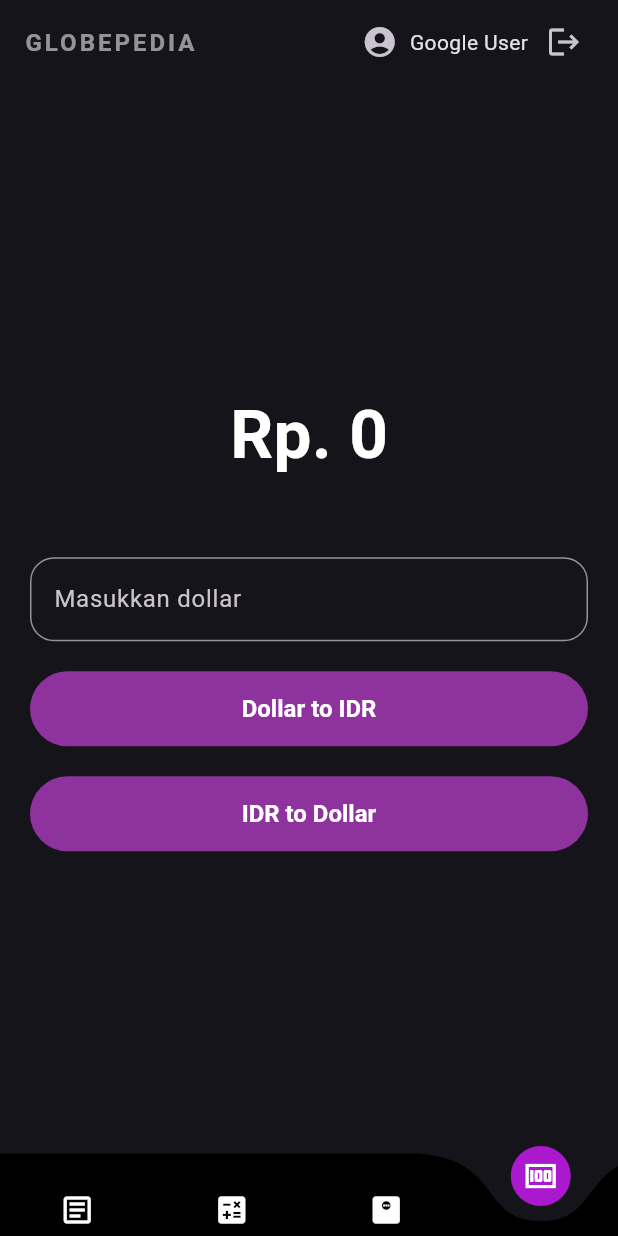
After one commit to arkanadli/globetrivia, a Flutter app: the HomePage screen opened directly, item 4 of the bottom bar chosen, after a tap on "Dollar to IDR", on a phone screen of 412 x 824 dp. The commit adds this screen. Run offline on Flutter 3.47's test engine with Material 2 defaults, Android fonts, the phone set to English and light mode, and no system bars; drawn by our look-alikes of curved_navigation_bar; our stand-ins replace carousel_slider.

Commit message:
update more tab

```diff
--- /dev/null
+++ b/lib/pages/Tab/bmiTab.dart
@@ -0,0 +1,120 @@
+import 'package:flutter/material.dart';
+
+class BMITab extends StatefulWidget {
+  const BMITab({super.key});
+
+  @override
+  State<BMITab> createState() => _BMITabState();
+}
+
+class _BMITabState extends State<BMITab> {
+  final TextEditingController tinggiController = TextEditingController();
+  final TextEditingController beratController = TextEditingController();
+  final TextEditingController outputController = TextEditingController();
+
+  @override
+  void initState() {
+    // TODO: implement initState
+    super.initState();
+  }
+
+  @override
+  Widget build(BuildContext context) {
+    return Padding(
+      padding: const EdgeInsets.all(20.0),
+      child: Column(
+        children: [
+          TextField(
+            controller: tinggiController,
+            keyboardType: TextInputType.number,
+            decoration: const InputDecoration(
+              hintText: 'Masukkan Tinggi Badan',
+              enabledBorder: OutlineInputBorder(
+                borderSide: BorderSide(color: Colors.white54),
+                borderRadius: BorderRadius.all(
+                  Radius.circular(16),
+                ),
+              ),
+              focusedBorder: OutlineInputBorder(
+                borderSide: BorderSide(color: Colors.white54),
+                borderRadius: BorderRadius.all(
+                  Radius.circular(16),
+                ),
+              ),
+            ),
+          ),
+          const SizedBox(
+            height: 20,
+          ),
+          TextField(
+            controller: beratController,
+            keyboardType: TextInputType.number,
+            decoration: const InputDecoration(
+              hintText: 'Masukkan Berat Badan',
+              enabledBorder: OutlineInputBorder(
+                borderSide: BorderSide(color: Colors.white54),
+                borderRadius: BorderRadius.all(
+                  Radius.circular(16),
+                ),
+              ),
+              focusedBorder: OutlineInputBorder(
+                borderSide: BorderSide(color: Colors.white54),
+                borderRadius: BorderRadius.all(
+                  Radius.circular(16),
+                ),
+              ),
+            ),
+          ),
+          const SizedBox(
+            height: 20,
+          ),
+          TextField(
+            textAlign: TextAlign.end,
+            readOnly: true,
+            controller: outputController,
+            keyboardType: TextInputType.number,
+            decoration: const InputDecoration(
+              label: Text('Output'),
+              hintText: 'output',
+              enabledBorder: OutlineInputBorder(
+                borderSide: BorderSide(color: Colors.white54),
+                borderRadius: BorderRadius.all(
+                  Radius.circular(16),
+                ),
+              ),
+              focusedBorder: OutlineInputBorder(
+                borderSide: BorderSide(color: Colors.white54),
+                borderRadius: BorderRadius.all(
+                  Radius.circular(16),
+                ),
+              ),
+            ),
+          ),
+          const SizedBox(
+            height: 20,
+          ),
+          TextButton(
+            style: TextButton.styleFrom(
+                padding:
+                    const EdgeInsets.symmetric(horizontal: 20, vertical: 12),
+                textStyle:
+                    const TextStyle(fontSize: 16, fontWeight: FontWeight.bold),
+                backgroundColor: const Color.fromARGB(255, 142, 50, 158),
+                foregroundColor: Colors.white),
+            onPressed: () {
+              try {
+                setState(() {
+                  double berat = double.parse(beratController.text);
+                  double tinggi = (int.parse(tinggiController.text) / 100);
+                  final x = berat / (tinggi * tinggi);
+                  outputController.text = x.toStringAsFixed(2);
+                });
+              } catch (e) {}
+            },
+            child: const Text('Calculate'),
+          ),
+        ],
+      ),
+    );
+  }
+}
--- /dev/null
+++ b/lib/pages/Tab/converterTab.dart
@@ -0,0 +1,120 @@
+import 'package:flutter/material.dart';
+
+class ConverterTab extends StatefulWidget {
+  const ConverterTab({super.key});
+
+  @override
+  State<ConverterTab> createState() => _ConverterTabState();
+}
+
+class _ConverterTabState extends State<ConverterTab> {
+  TextEditingController dollarController = TextEditingController();
+  TextEditingController idrController = TextEditingController();
+  double result = 0;
+  void convertCurrency() {
+    double userInput =
+        dollarController.text != '' ? double.parse(dollarController.text) : 0;
+    result = userInput * 15535.95;
+    // :: this will tell the widget that this need to be rebuild, only rebuild needed widgets
+    // :: its only can in statefull widgets
+    setState(() {});
+
+    print(userInput);
+    print(result);
+  }
+
+  @override
+  Widget build(BuildContext context) {
+    return Padding(
+      padding: const EdgeInsets.all(20.0),
+      child: Column(
+        crossAxisAlignment: CrossAxisAlignment.center,
+        mainAxisAlignment: MainAxisAlignment.center,
+        children: [
+          Container(
+            margin: const EdgeInsets.only(bottom: 50),
+            child: Text(
+              "Rp. ${result != 0 ? result.toStringAsFixed(2) : "0"}",
+              style: const TextStyle(
+                fontSize: 45,
+                fontWeight: FontWeight.bold,
+                color: Color.fromARGB(255, 255, 255, 255),
+              ),
+            ),
+          ),
+          TextField(
+            controller: dollarController,
+            keyboardType: TextInputType.number,
+            decoration: const InputDecoration(
+              hintText: 'Masukkan dollar',
+              enabledBorder: OutlineInputBorder(
+                borderSide: BorderSide(color: Colors.white54),
+                borderRadius: BorderRadius.all(
+                  Radius.circular(16),
+                ),
+              ),
+              focusedBorder: OutlineInputBorder(
+                borderSide: BorderSide(color: Colors.white54),
+                borderRadius: BorderRadius.all(
+                  Radius.circular(16),
+                ),
+              ),
+            ),
+          ),
+          const SizedBox(
+            height: 20,
+          ),
+          SizedBox(
+            width: double.maxFinite,
+            height: 50,
+            child: TextButton(
+              style: TextButton.styleFrom(
+                  padding:
+                      const EdgeInsets.symmetric(horizontal: 20, vertical: 12),
+                  textStyle: const TextStyle(
+                      fontSize: 16, fontWeight: FontWeight.bold),
+                  backgroundColor: const Color.fromARGB(255, 142, 50, 158),
+                  foregroundColor: Colors.white),
+              onPressed: () {
+                try {
+                  setState(() {
+                    double dollar = double.parse(dollarController.text);
+                    final x = dollar * 15453;
+                    result = x;
+                  });
+                } catch (e) {}
+              },
+              child: const Text('Dollar to IDR'),
+            ),
+          ),
+          const SizedBox(
+            height: 20,
+          ),
+          SizedBox(
+            width: double.maxFinite,
+            height: 50,
+            child: TextButton(
+              style: TextButton.styleFrom(
+                  padding:
+                      const EdgeInsets.symmetric(horizontal: 20, vertical: 12),
+                  textStyle: const TextStyle(
+                      fontSize: 16, fontWeight: FontWeight.bold),
+                  backgroundColor: const Color.fromARGB(255, 142, 50, 158),
+                  foregroundColor: Colors.white),
+              onPressed: () {
+                try {
+                  setState(() {
+                    double dollar = double.parse(dollarController.text);
+                    final x = dollar / 15343;
+                    result = x;
+                  });
+                } catch (e) {}
+              },
+              child: const Text('IDR to Dollar'),
+            ),
+          ),
+        ],
+      ),
+    );
+  }
+}
--- /dev/null
+++ b/lib/pages/Tab/grafikTab.dart
@@ -0,0 +1,15 @@
+import 'package:flutter/material.dart';
+
+class GrafikTab extends StatefulWidget {
+  const GrafikTab({super.key});
+
+  @override
+  State<GrafikTab> createState() => GrafikTabState();
+}
+
+class GrafikTabState extends State<GrafikTab> {
+  @override
+  Widget build(BuildContext context) {
+    return const Placeholder();
+  }
+}
--- /dev/null
+++ b/lib/pages/Tab/profileTab.dart
@@ -0,0 +1,15 @@
+import 'package:flutter/material.dart';
+
+class ProfileTab extends StatefulWidget {
+  const ProfileTab({super.key});
+
+  @override
+  State<ProfileTab> createState() => _ProfileTabState();
+}
+
+class _ProfileTabState extends State<ProfileTab> {
+  @override
+  Widget build(BuildContext context) {
+    return const Placeholder();
+  }
+}
--- a/lib/pages/home.dart
+++ b/lib/pages/home.dart
@@ -1,8 +1,10 @@
 import 'package:curved_navigation_bar/curved_navigation_bar.dart';
 import 'package:flutter/material.dart';
 import 'package:pemmobile/main.dart';
-import 'package:pemmobile/pages/articleTab.dart';
-import 'package:pemmobile/pages/calculatorTab.dart';
+import 'package:pemmobile/pages/Tab/articleTab.dart';
+import 'package:pemmobile/pages/Tab/bmiTab.dart';
+import 'package:pemmobile/pages/Tab/calculatorTab.dart';
+import 'package:pemmobile/pages/Tab/converterTab.dart';
 import 'package:pemmobile/pages/login.dart';
 
 // import 'package:google_fonts/google_fonts.dart';
@@ -18,7 +20,12 @@ class HomePage extends StatefulWidget {
 
 class _HomePageState extends State<HomePage> {
   int currentIndex = 0;
-  List<Widget> tab = [const ArticleTab(), const CalculatorTab()];
+  List<Widget> tab = [
+    const ArticleTab(),
+    const CalculatorTab(),
+    const BMITab(),
+    const ConverterTab()
+  ];
 
   @override
   Widget build(BuildContext context) {
@@ -65,7 +72,12 @@ class _HomePageState extends State<HomePage> {
         animationDuration: const Duration(milliseconds: 500),
         animationCurve: Curves.ease,
         buttonBackgroundColor: const Color.fromARGB(255, 171, 25, 207),
-        items: const [Icon(Icons.article_outlined), Icon(Icons.calculate)],
+        items: const [
+          Icon(Icons.article_outlined),
+          Icon(Icons.calculate),
+          Icon(Icons.monitor_weight),
+          Icon(Icons.money)
+        ],
         onTap: (value) {
           setState(() {
             currentIndex = value;
--- a/lib/splash.dart
+++ b/lib/splash.dart
@@ -1,5 +1,3 @@
-import 'dart:js_interop';
-
 import 'package:flutter/material.dart';
 import 'package:pemmobile/pages/landing.dart';
 
```
Also changed, not shown: lib/pages/Tab/articleTab.dart (renamed from lib/pages/articleTab.dart), lib/pages/Tab/calculatorTab.dart (renamed from lib/pages/calculatorTab.dart).
